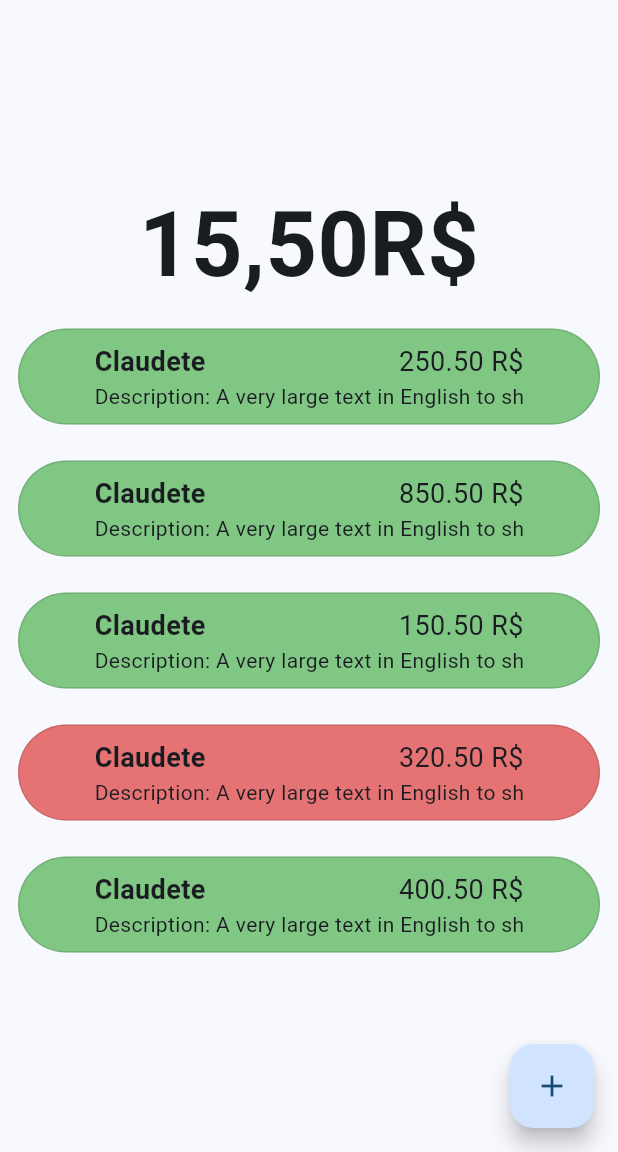
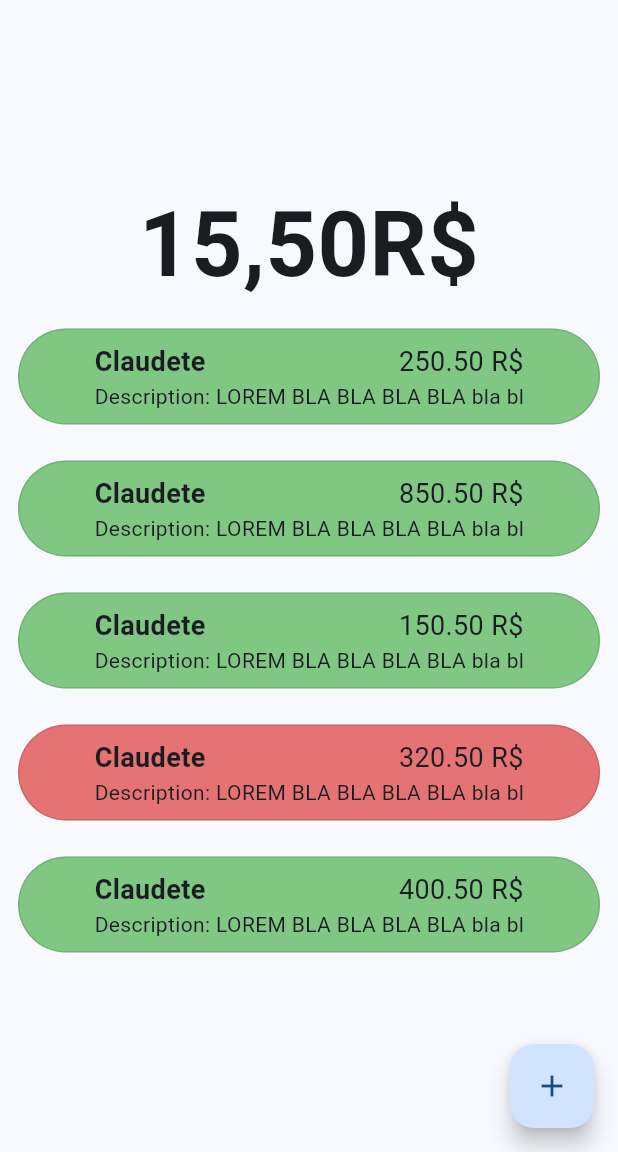
Before and after one commit to rleandro800/Finances, a Flutter app: the screen it shows after launch, on a phone screen of 412 x 824 dp, the part 84-1236 px from its top. Run offline on Flutter 3.47's test engine with Material 2 defaults, Android fonts, the phone set to English and light mode, and no system bars.

Commit message:
FEAT: modify struct date logic, and contruct apis, and add internet conection in interface android

```diff
--- /dev/null
+++ b/finance_app/lib/services/api.dart
@@ -0,0 +1 @@
+import 'package:http/http.dart' as http;
--- a/finance_app/lib/widgets/history_item.dart
+++ b/finance_app/lib/widgets/history_item.dart
@@ -28,7 +28,7 @@ class HistoryItem extends StatelessWidget {
                 Text("${value.toStringAsFixed(2)} R\$", style: const TextStyle(fontSize: 18),)
               ],
             ),
-            const Text("Description: A very large text in English to show my ability to write wrong", softWrap: false,),
+            const Text("Description: LOREM BLA BLA BLA BLA bla bla bla bla", softWrap: false,),
           ],
         ),
       ),
--- a/finance_app/pubspec.yaml
+++ b/finance_app/pubspec.yaml
@@ -35,6 +35,7 @@ dependencies:
   # The following adds the Cupertino Icons font to your application.
   # Use with the CupertinoIcons class for iOS style icons.
   cupertino_icons: ^1.0.2
+  http: ^1.1.0
 
 dev_dependencies:
   flutter_test:
@@ -45,7 +46,7 @@ dev_dependencies:
   # activated in the `analysis_options.yaml` file located at the root of your
   # package. See that file for information about deactivating specific lint
   # rules and activating additional ones.
-  flutter_lints: ^2.0.0
+  flutter_lints: ^3.0.1
 
 # For information on the generic Dart part of this file, see the
 # following page: https://dart.dev/tools/pub/pubspec
```
Also changed, not shown: finance_app/pubspec.lock.
